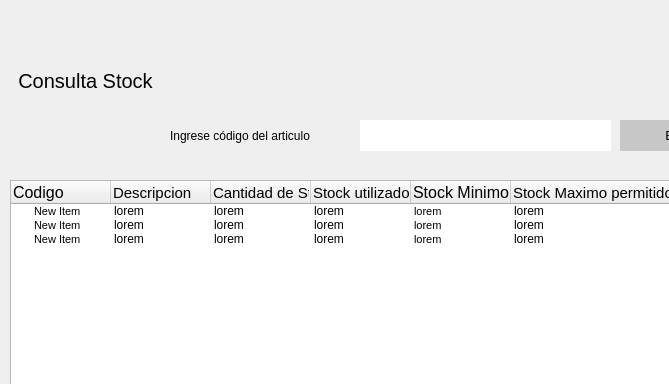
AlemFernandez786/Scabox, file Pantallas UI/Materiales/consultar stock/consultarStockMateriales.ui: the form before one commit; both pictures show x 0 to 669 and y 0 to 384 of the 931 by 524 pixel window.
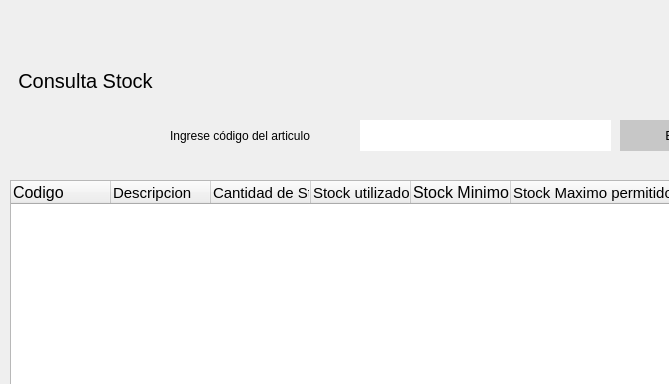
The form after the commit.

Patch:
```diff
--- a/Pantallas UI/Materiales/consultar stock/consultarStockMateriales.ui
+++ b/Pantallas UI/Materiales/consultar stock/consultarStockMateriales.ui
@@ -82,96 +82,6 @@
      </font>
     </property>
    </column>
-   <item>
-    <property name="text">
-     <string>New Item  </string>
-    </property>
-    <property name="font">
-     <font>
-      <pointsize>8</pointsize>
-     </font>
-    </property>
-    <property name="text">
-     <string>lorem</string>
-    </property>
-    <property name="text">
-     <string>lorem</string>
-    </property>
-    <property name="text">
-     <string>lorem</string>
-    </property>
-    <property name="text">
-     <string>lorem</string>
-    </property>
-    <property name="font">
-     <font>
-      <pointsize>8</pointsize>
-     </font>
-    </property>
-    <property name="text">
-     <string>lorem</string>
-    </property>
-   </item>
-   <item>
-    <property name="text">
-     <string>New Item</string>
-    </property>
-    <property name="font">
-     <font>
-      <pointsize>8</pointsize>
-     </font>
-    </property>
-    <property name="text">
-     <string>lorem</string>
-    </property>
-    <property name="text">
-     <string>lorem</string>
-    </property>
-    <property name="text">
-     <string>lorem</string>
-    </property>
-    <property name="text">
-     <string>lorem</string>
-    </property>
-    <property name="font">
-     <font>
-      <pointsize>8</pointsize>
-     </font>
-    </property>
-    <property name="text">
-     <string>lorem</string>
-    </property>
-   </item>
-   <item>
-    <property name="text">
-     <string>New Item</string>
-    </property>
-    <property name="font">
-     <font>
-      <pointsize>8</pointsize>
-     </font>
-    </property>
-    <property name="text">
-     <string>lorem</string>
-    </property>
-    <property name="text">
-     <string>lorem</string>
-    </property>
-    <property name="text">
-     <string>lorem</string>
-    </property>
-    <property name="text">
-     <string>lorem</string>
-    </property>
-    <property name="font">
-     <font>
-      <pointsize>8</pointsize>
-     </font>
-    </property>
-    <property name="text">
-     <string>lorem</string>
-    </property>
-   </item>
   </widget>
   <widget class="QLabel" name="label_2">
    <property name="geometry">
```
Left out of the diff: 2 changed lines with no effect on the pictures.
